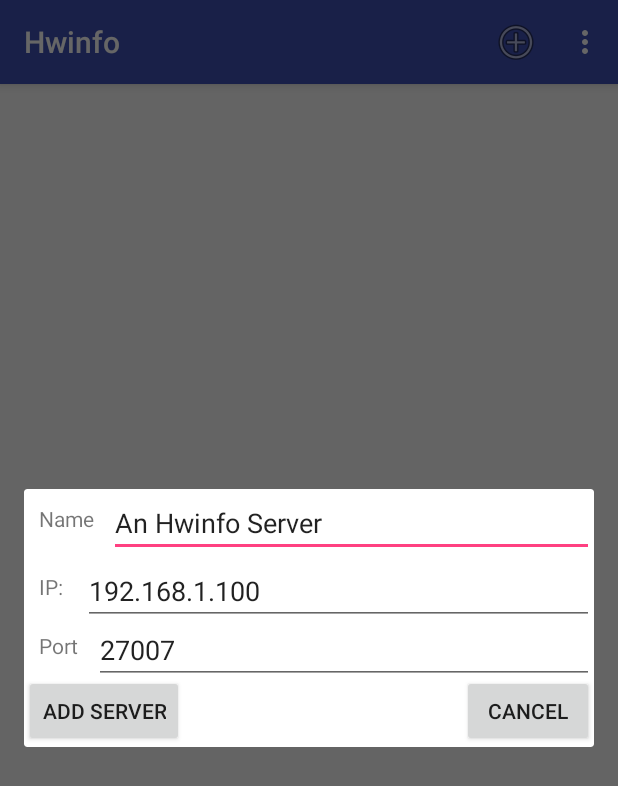
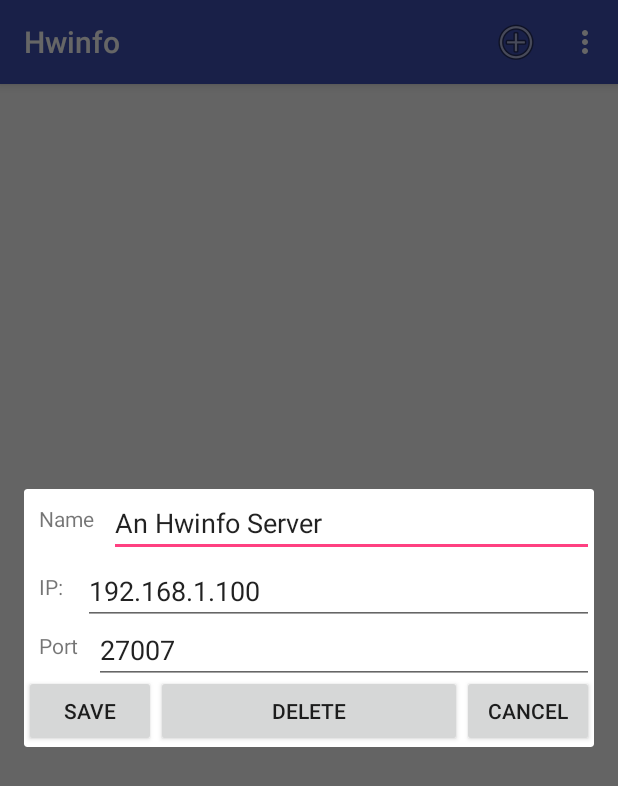
Before and after one commit to jasondorjeshort/Claviger, an Android app: the screen it shows after launch (IpActivity), after a tap on "Add listener...", on a phone screen of 412 x 824 dp. Shown: the top 786 px of the screen. Run offline under Robolectric (Android 15) with nearby library versions, the phone set to English and light mode, and no system bars.

Commit message:
Finish editing code.

```diff
--- a/app/src/main/java/com/dorjesoft/hwinforeader/IpActivity.java
+++ b/app/src/main/java/com/dorjesoft/hwinforeader/IpActivity.java
@@ -38,7 +38,7 @@ public class IpActivity extends AppCompatActivity implements Hwinfo.Callback {
     protected int mMaxId = 0;
     protected final List<StandardReader> mReaders = new LinkedList<>();
 
-    private TableLayout mTable;
+    protected TableLayout mTable;
 
     private final String PREFS_SHOW_MIN = "show_min";
     private final String PREFS_SHOW_MAX = "show_max";
@@ -110,7 +110,7 @@ public class IpActivity extends AppCompatActivity implements Hwinfo.Callback {
 
     public void addServer() {
         ServerDialog dFragment = new ServerDialog();
-        dFragment.setReaders(IpActivity.this);
+        dFragment.setData(IpActivity.this, null);
         // Show DialogFragment
         dFragment.show(fm, "Dialog Fragment");
     }
@@ -226,8 +226,7 @@ public class IpActivity extends AppCompatActivity implements Hwinfo.Callback {
                 @Override
                 public void onClick(View view) {
                     ServerDialog dFragment = new ServerDialog();
-                    dFragment.setReader(reader);
-                    dFragment.setReaders(IpActivity.this);
+                    dFragment.setData(IpActivity.this, reader);
                     // Show DialogFragment
                     dFragment.show(fm, "Dialog Fragment");
                 }
--- a/app/src/main/res/layout/server_fragment.xml
+++ b/app/src/main/res/layout/server_fragment.xml
@@ -54,19 +54,28 @@
         android:text="27007" />
 
     <Button
-        android:id="@+id/reader_button_add"
+        android:id="@+id/reader_button_save"
+        android:layout_width="wrap_content"
+        android:layout_height="wrap_content"
+        android:layout_alignParentLeft="true"
+        android:layout_below="@+id/reader_port_text"
+        android:text="Save" />
+
+    <Button
+        android:id="@+id/reader_button_delete"
         android:layout_width="wrap_content"
         android:layout_height="wrap_content"
         android:layout_below="@+id/reader_port_text"
-        android:layout_alignParentLeft="true"
-        android:text="Add Server" />
+        android:layout_toRightOf="@+id/reader_button_save"
+        android:layout_toLeftOf="@+id/reader_button_cancel"
+        android:text="Delete" />
 
     <Button
         android:id="@+id/reader_button_cancel"
         android:layout_width="wrap_content"
         android:layout_height="wrap_content"
+        android:layout_alignParentRight="true"
         android:layout_below="@+id/reader_port_text"
-        android:layout_alignParentRight="true"
         android:text="Cancel" />
 
 </RelativeLayout>
```
Also changed, not shown: app/src/main/java/com/dorjesoft/hwinforeader/ServerDialog.java (+51 -9 lines), app/src/main/java/com/dorjesoft/hwinforeader/StandardReader.java (+15 -3 lines).
